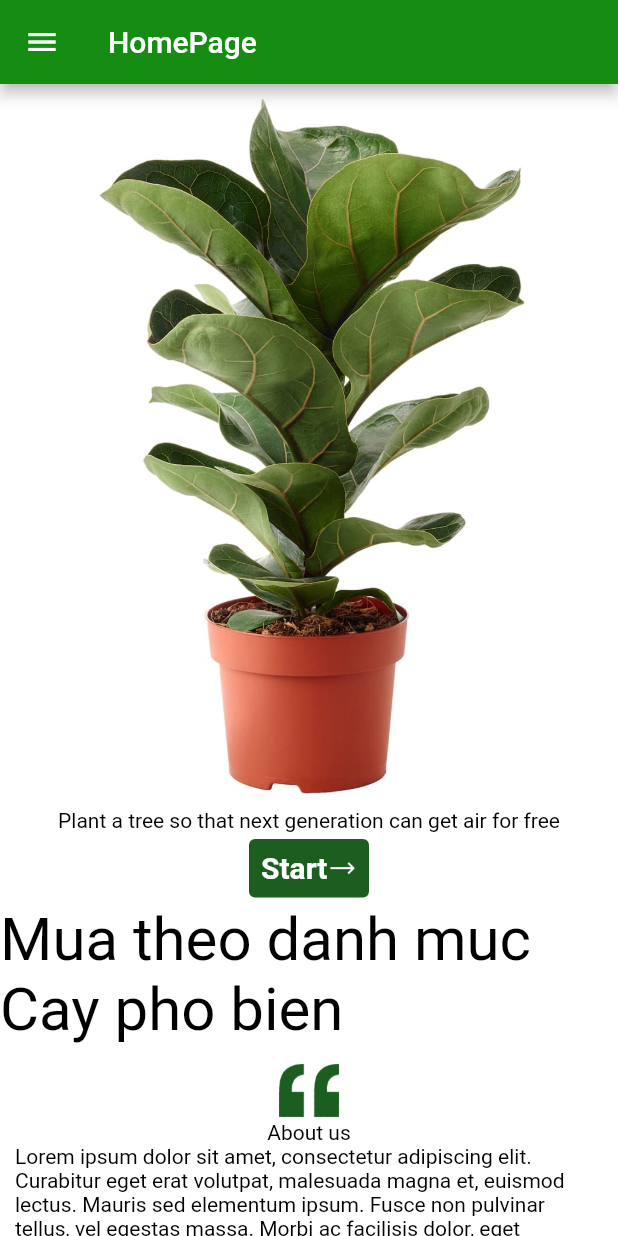
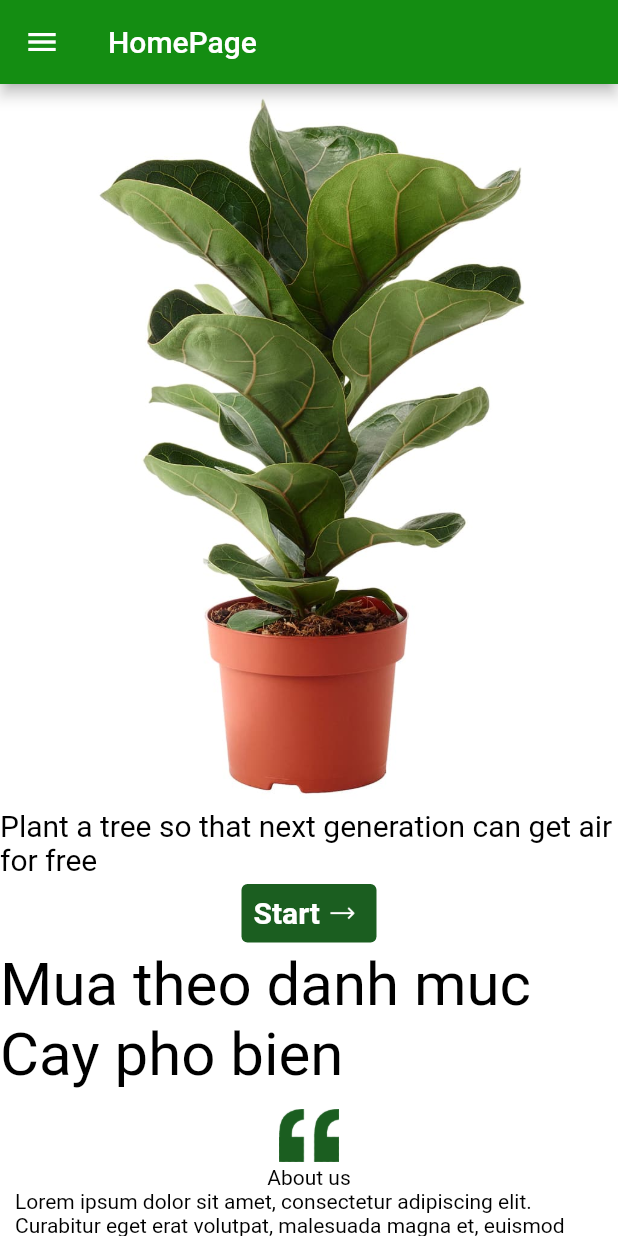
Before and after one commit to ngocdu171/Plants-Shop-App, a Flutter app: the screen it shows after launch, on a phone screen of 412 x 824 dp. Run offline on Flutter 3.47's test engine with Material 2 defaults, Android fonts, the phone set to English and light mode, and no system bars; our stand-ins replace google_fonts.

Commit message:
css welcome

```diff
--- a/plantshopapps/lib/widgets/welcome.dart
+++ b/plantshopapps/lib/widgets/welcome.dart
@@ -9,9 +9,14 @@ class Welcome extends StatelessWidget {
       child: Column(
         children: [
           Image.asset("assets/images/Ficus Lyrata-Fiddle leaf Fig Plant.jpg"),
-          const Text("Plant a tree so that next generation can get air for free"),
+          const Text("Plant a tree so that next generation can get air for free",
+            style: TextStyle(
+              fontSize: 20,
+              color: Color.fromARGB(255, 0, 0, 0)
+            ),
+          ),
           SizedBox(
-            width: 80,
+            width: 90,
             child: TextButton(
                 style: TextButton.styleFrom(
                   backgroundColor: Colors.green.shade900,
@@ -19,12 +24,15 @@ class Welcome extends StatelessWidget {
                 onPressed: () {},
                   child: Row(
                     children: [
-                    const Text(
+                      const Padding(
+                        padding: EdgeInsets.only(right: 5),
+                        child: Text(
                           'Start',
                           style: TextStyle(
                             fontWeight: FontWeight.bold,
                             fontSize: 20,
                             color: Color.fromARGB(255, 255, 255, 255),
+                          ),
                         ),
                       ),
                       Image.asset(
@@ -33,7 +41,8 @@ class Welcome extends StatelessWidget {
                         color: Colors.white,
                       )
                     ],
-                )),
+                  ),
+                ),
           ),
         ],
       ),
```
Lines whose indentation alone changed are shown as unchanged.
